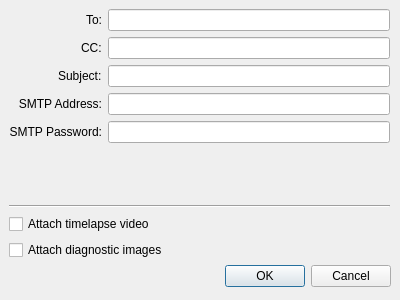
First picture: the form in ReportSetup.ui, repository mjmazur/RMSdashboard, before the edit.
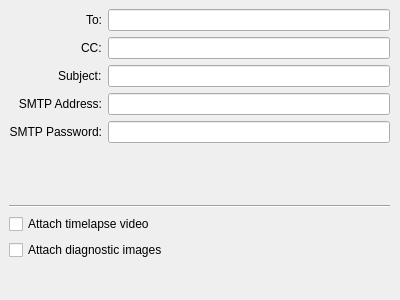
Second picture: the form after the edit.

```diff
--- a/ReportSetup.ui
+++ b/ReportSetup.ui
@@ -13,22 +13,6 @@
   <property name="windowTitle">
    <string>Dialog</string>
   </property>
-  <widget class="QDialogButtonBox" name="buttonBox">
-   <property name="geometry">
-    <rect>
-     <x>50</x>
-     <y>260</y>
-     <width>341</width>
-     <height>32</height>
-    </rect>
-   </property>
-   <property name="orientation">
-    <enum>Qt::Horizontal</enum>
-   </property>
-   <property name="standardButtons">
-    <set>QDialogButtonBox::Cancel|QDialogButtonBox::Ok</set>
-   </property>
-  </widget>
   <widget class="QWidget" name="horizontalLayoutWidget">
    <property name="geometry">
     <rect>
```
Left out of the diff: 35 changed lines with no effect on the pictures.
